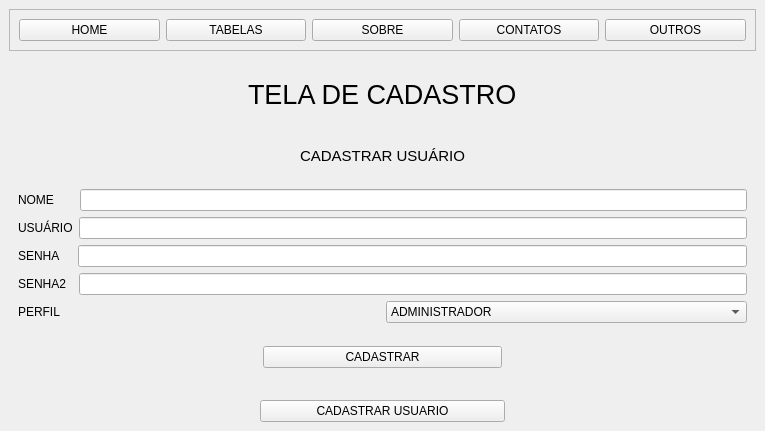
First picture: the form in progeto_real.ui, repository francisconeponuceno/pythonProject_real, before the edit.
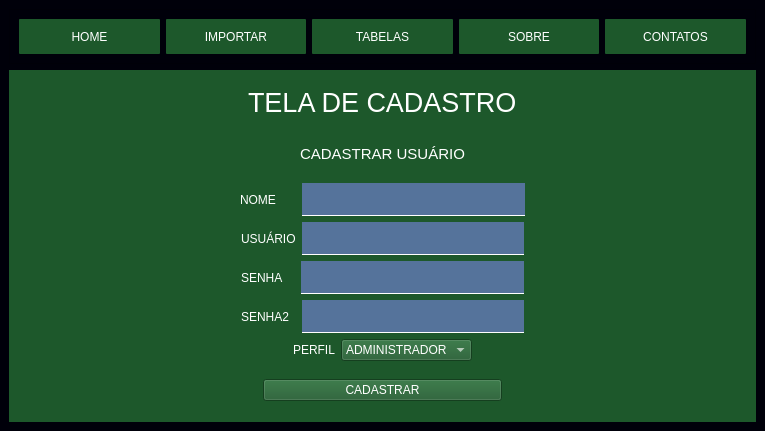
Second picture: the form after the edit. The open tabs and pages were chosen to show the change.

The edit to the form file:
```diff
--- a/progeto_real.ui
+++ b/progeto_real.ui
@@ -13,6 +13,9 @@
   <property name="windowTitle">
    <string>MainWindow</string>
   </property>
+  <property name="styleSheet">
+   <string notr="true">background-color: rgb(0, 0, 10);</string>
+  </property>
   <widget class="QWidget" name="centralwidget">
    <layout class="QVBoxLayout" name="verticalLayout_2">
     <item>
@@ -26,13 +29,86 @@
       <layout class="QHBoxLayout" name="horizontalLayout">
        <item>
         <widget class="QPushButton" name="btn_home">
+         <property name="minimumSize">
+          <size>
+           <width>0</width>
+           <height>35</height>
+          </size>
+         </property>
+         <property name="cursor">
+          <cursorShape>PointingHandCursor</cursorShape>
+         </property>
+         <property name="styleSheet">
+          <string notr="true">QPushButton{
+color:rgb(255,255,255);
+border-radius: 1px;
+background-color: rgb(29, 88, 43);
+font-size 16px;
+}
+
+QPushButton:hover{
+background-color: #fff;color: black
+
+}</string>
+         </property>
          <property name="text">
           <string>HOME</string>
          </property>
         </widget>
        </item>
+       <item>
+        <widget class="QPushButton" name="btn_pg_importar">
+         <property name="minimumSize">
+          <size>
+           <width>0</width>
+           <height>35</height>
+          </size>
+         </property>
+         <property name="cursor">
+          <cursorShape>PointingHandCursor</cursorShape>
+         </property>
+         <property name="styleSheet">
+          <string notr="true">QPushButton{
+color:rgb(255,255,255);
+border-radius: 1px;
+background-color: rgb(29, 88, 43);
+font-size 16px;
+}
+
+QPushButton:hover{
+background-color: #fff;color: black
+
+}</string>
+         </property>
+         <property name="text">
+          <string>IMPORTAR</string>
+         </property>
+        </widget>
+       </item>
        <item>
         <widget class="QPushButton" name="btn_tabelas">
+         <property name="minimumSize">
+          <size>
+           <width>0</width>
+           <height>35</height>
+          </size>
+         </property>
+         <property name="cursor">
+          <cursorShape>PointingHandCursor</cursorShape>
+         </property>
+         <property name="styleSheet">
+          <string notr="true">QPushButton{
+color:rgb(255,255,255);
+border-radius: 1px;
+background-color: rgb(29, 88, 43);
+font-size 16px;
+}
+
+QPushButton:hover{
+background-color: #fff;color: black
+
+}</string>
+         </property>
          <property name="text">
           <string>TABELAS</string>
          </property>
@@ -40,6 +116,28 @@
        </item>
        <item>
         <widget class="QPushButton" name="btn_sobre">
+         <property name="minimumSize">
+          <size>
+           <width>0</width>
+           <height>35</height>
+          </size>
+         </property>
+         <property name="cursor">
+          <cursorShape>PointingHandCursor</cursorShape>
+         </property>
+         <property name="styleSheet">
+          <string notr="true">QPushButton{
+color:rgb(255,255,255);
+border-radius: 1px;
+background-color: rgb(29, 88, 43);
+font-size 16px;
+}
+
+QPushButton:hover{
+background-color: #fff;color: black
+
+}</string>
+         </property>
          <property name="text">
           <string>SOBRE</string>
          </property>
@@ -47,25 +145,43 @@
        </item>
        <item>
         <widget class="QPushButton" name="btn_contatos">
+         <property name="minimumSize">
+          <size>
+           <width>0</width>
+           <height>35</height>
+          </size>
+         </property>
+         <property name="cursor">
+          <cursorShape>PointingHandCursor</cursorShape>
+         </property>
+         <property name="styleSheet">
+          <string notr="true">QPushButton{
+color:rgb(255,255,255);
+border-radius: 1px;
+background-color: rgb(29, 88, 43);
+font-size 16px;
+}
+
+QPushButton:hover{
+background-color: #fff;color: black
+
+}</string>
+         </property>
          <property name="text">
           <string>CONTATOS</string>
          </property>
         </widget>
        </item>
-       <item>
-        <widget class="QPushButton" name="btn_outros">
-         <property name="text">
-          <string>OUTROS</string>
-         </property>
-        </widget>
-       </item>
       </layout>
      </widget>
     </item>
     <item>
      <widget class="QStackedWidget" name="pg_mestre">
+      <property name="styleSheet">
+       <string notr="true">background-color: rgb(29, 88, 43);</string>
+      </property>
       <property name="currentIndex">
-       <number>3</number>
+       <number>4</number>
       </property>
       <widget class="QWidget" name="pg_tabelas">
        <layout class="QVBoxLayout" name="verticalLayout_8">
@@ -86,6 +202,9 @@
               </item>
               <item>
                <widget class="QPushButton" name="btn_abrir">
+                <property name="styleSheet">
+                 <string notr="true">color: rgb(255, 255, 255);</string>
+                </property>
                 <property name="text">
                  <string>ABRIR</string>
                 </property>
@@ -101,6 +220,9 @@
                  <layout class="QVBoxLayout" name="verticalLayout_5">
                   <item>
                    <widget class="QLabel" name="label_3">
+                    <property name="styleSheet">
+                     <string notr="true">color: rgb(255, 255, 255);</string>
+                    </property>
                     <property name="text">
                      <string>ESTOQUE</string>
                     </property>
@@ -181,6 +303,9 @@
                  <layout class="QVBoxLayout" name="verticalLayout_4">
                   <item>
                    <widget class="QLabel" name="label_2">
+                    <property name="styleSheet">
+                     <string notr="true">color: rgb(255, 255, 255);</string>
+                    </property>
                     <property name="text">
                      <string>SAÍDA</string>
                     </property>
@@ -230,6 +355,9 @@
                 <layout class="QVBoxLayout" name="verticalLayout_3">
                  <item>
                   <widget class="QPushButton" name="btn_importar">
+                   <property name="styleSheet">
+                    <string notr="true">color: rgb(255, 255, 255);</string>
+                   </property>
                    <property name="text">
                     <string>IMPORTAR</string>
                    </property>
@@ -237,6 +365,9 @@
                  </item>
                  <item>
                   <widget class="QPushButton" name="pushButton_7">
+                   <property name="styleSheet">
+                    <string notr="true">color: rgb(255, 255, 255);</string>
+                   </property>
                    <property name="text">
                     <string>GERAR SAÍDA</string>
                    </property>
@@ -244,6 +375,9 @@
                  </item>
                  <item>
                   <widget class="QPushButton" name="btn_estorno">
+                   <property name="styleSheet">
+                    <string notr="true">color: rgb(255, 255, 255);</string>
+                   </property>
                    <property name="text">
                     <string>ESTORNO</string>
                    </property>
@@ -293,6 +427,9 @@
           <pointsize>20</pointsize>
          </font>
         </property>
+        <property name="styleSheet">
+         <string notr="true">color: rgb(255, 255, 255);</string>
+        </property>
         <property name="text">
          <string>SOBRE</string>
         </property>
@@ -313,11 +450,15 @@
           <pointsize>20</pointsize>
          </font>
         </property>
+        <property name="styleSheet">
+         <string notr="true">color: rgb(255, 255, 255);</string>
+        </property>
         <property name="text">
          <string>CONTATOS</string>
         </property>
        </widget>
       </widget>
+      <widget class="QWidget" name="pg_import"/>
       <widget class="QWidget" name="pg_home">
        <layout class="QVBoxLayout" name="verticalLayout">
         <item>
@@ -330,6 +471,16 @@
           </property>
          </widget>
         </item>
+        <item>
+         <widget class="QPushButton" name="btn02_cad_usuario">
+          <property name="styleSheet">
+           <string notr="true">color: rgb(255, 255, 255);</string>
+          </property>
+          <property name="text">
+           <string>CADASTRAR USUARIO</string>
+          </property>
+         </widget>
+        </item>
        </layout>
       </widget>
       <widget class="QWidget" name="pg_usuario">
@@ -341,6 +492,9 @@
             <pointsize>20</pointsize>
            </font>
           </property>
+          <property name="styleSheet">
+           <string notr="true">color: rgb(255, 255, 255);</string>
+          </property>
           <property name="text">
            <string>TELA DE CADASTRO</string>
           </property>
@@ -353,6 +507,9 @@
             <pointsize>11</pointsize>
            </font>
           </property>
+          <property name="styleSheet">
+           <string notr="true">color: rgb(255, 255, 255);</string>
+          </property>
           <property name="text">
            <string>CADASTRAR USUÁRIO</string>
           </property>
@@ -360,64 +517,232 @@
         </item>
         <item>
          <layout class="QHBoxLayout" name="horizontalLayout_10">
+          <item>
+           <spacer name="horizontalSpacer">
+            <property name="orientation">
+             <enum>Qt::Horizontal</enum>
+            </property>
+            <property name="sizeHint" stdset="0">
+             <size>
+              <width>40</width>
+              <height>20</height>
+             </size>
+            </property>
+           </spacer>
+          </item>
           <item alignment="Qt::AlignLeft">
            <widget class="QLabel" name="label_8">
+            <property name="styleSheet">
+             <string notr="true">color: rgb(255, 255, 255);</string>
+            </property>
             <property name="text">
              <string>NOME      </string>
             </property>
            </widget>
           </item>
           <item>
-           <widget class="QLineEdit" name="txt02_nome"/>
+           <widget class="QLineEdit" name="txt02_nome">
+            <property name="styleSheet">
+             <string notr="true">color:rgba(211,239,251,1);
+border-bottom: 1px solid white;
+border-radius: None;
+background-color: rgba(85,115,155,0,1);
+font-family: Trebuchet MS;
+font-size: 21px;</string>
+            </property>
+           </widget>
+          </item>
+          <item>
+           <spacer name="horizontalSpacer_2">
+            <property name="orientation">
+             <enum>Qt::Horizontal</enum>
+            </property>
+            <property name="sizeHint" stdset="0">
+             <size>
+              <width>40</width>
+              <height>20</height>
+             </size>
+            </property>
+           </spacer>
           </item>
          </layout>
         </item>
         <item>
          <layout class="QHBoxLayout" name="horizontalLayout_9">
+          <item>
+           <spacer name="horizontalSpacer_3">
+            <property name="orientation">
+             <enum>Qt::Horizontal</enum>
+            </property>
+            <property name="sizeHint" stdset="0">
+             <size>
+              <width>40</width>
+              <height>20</height>
+             </size>
+            </property>
+           </spacer>
+          </item>
           <item alignment="Qt::AlignLeft">
            <widget class="QLabel" name="label_9">
+            <property name="styleSheet">
+             <string notr="true">color: rgb(255, 255, 255);</string>
+            </property>
             <property name="text">
              <string>USUÁRIO</string>
             </property>
            </widget>
           </item>
           <item>
-           <widget class="QLineEdit" name="txt02_usuario"/>
+           <widget class="QLineEdit" name="txt02_usuario">
+            <property name="styleSheet">
+             <string notr="true">color:rgba(211,239,251,1);
+border-bottom: 1px solid white;
+border-radius: None;
+background-color: rgba(85,115,155,0,1);
+font-family: Trebuchet MS;
+font-size: 21px;</string>
+            </property>
+           </widget>
+          </item>
+          <item>
+           <spacer name="horizontalSpacer_4">
+            <property name="orientation">
+             <enum>Qt::Horizontal</enum>
+            </property>
+            <property name="sizeHint" stdset="0">
+             <size>
+              <width>40</width>
+              <height>20</height>
+             </size>
+            </property>
+           </spacer>
           </item>
          </layout>
         </item>
         <item>
          <layout class="QHBoxLayout" name="horizontalLayout_8">
+          <item>
+           <spacer name="horizontalSpacer_5">
+            <property name="orientation">
+             <enum>Qt::Horizontal</enum>
+            </property>
+            <property name="sizeHint" stdset="0">
+             <size>
+              <width>40</width>
+              <height>20</height>
+             </size>
+            </property>
+           </spacer>
+          </item>
           <item alignment="Qt::AlignLeft">
            <widget class="QLabel" name="label_10">
+            <property name="styleSheet">
+             <string notr="true">color: rgb(255, 255, 255);</string>
+            </property>
             <property name="text">
              <string>SENHA    </string>
             </property>
            </widget>
           </item>
           <item>
-           <widget class="QLineEdit" name="txt02_senha"/>
+           <widget class="QLineEdit" name="txt02_senha">
+            <property name="styleSheet">
+             <string notr="true">color:rgba(211,239,251,1);
+border-bottom: 1px solid white;
+border-radius: None;
+background-color: rgba(85,115,155,0,1);
+font-family: Trebuchet MS;
+font-size: 21px;</string>
+            </property>
+           </widget>
+          </item>
+          <item>
+           <spacer name="horizontalSpacer_6">
+            <property name="orientation">
+             <enum>Qt::Horizontal</enum>
+            </property>
+            <property name="sizeHint" stdset="0">
+             <size>
+              <width>40</width>
+              <height>20</height>
+             </size>
+            </property>
+           </spacer>
           </item>
          </layout>
         </item>
         <item>
          <layout class="QHBoxLayout" name="horizontalLayout_7">
+          <item>
+           <spacer name="horizontalSpacer_7">
+            <property name="orientation">
+             <enum>Qt::Horizontal</enum>
+            </property>
+            <property name="sizeHint" stdset="0">
+             <size>
+              <width>40</width>
+              <height>20</height>
+             </size>
+            </property>
+           </spacer>
+          </item>
           <item alignment="Qt::AlignLeft">
            <widget class="QLabel" name="label_11">
+            <property name="styleSheet">
+             <string notr="true">color: rgb(255, 255, 255);</string>
+            </property>
             <property name="text">
              <string>SENHA2  </string>
             </property>
            </widget>
           </item>
           <item>
-           <widget class="QLineEdit" name="txt02_senha2"/>
+           <widget class="QLineEdit" name="txt02_senha2">
+            <property name="styleSheet">
+             <string notr="true">color:rgba(211,239,251,1);
+border-bottom: 1px solid white;
+border-radius: None;
+background-color: rgba(85,115,155,0,1);
+font-family: Trebuchet MS;
+font-size: 21px;</string>
+            </property>
+           </widget>
+          </item>
+          <item>
+           <spacer name="horizontalSpacer_8">
+            <property name="orientation">
+             <enum>Qt::Horizontal</enum>
+            </property>
+            <property name="sizeHint" stdset="0">
+             <size>
+              <width>40</width>
+              <height>20</height>
+             </size>
+            </property>
+           </spacer>
           </item>
          </layout>
         </item>
         <item>
          <layout class="QHBoxLayout" name="horizontalLayout_6">
+          <item>
+           <spacer name="horizontalSpacer_9">
+            <property name="orientation">
+             <enum>Qt::Horizontal</enum>
+            </property>
+            <property name="sizeHint" stdset="0">
+             <size>
+              <width>40</width>
+              <height>20</height>
+             </size>
+            </property>
+           </spacer>
+          </item>
           <item>
            <widget class="QLabel" name="label_12">
+            <property name="styleSheet">
+             <string notr="true">color: rgb(255, 255, 255);</string>
+            </property>
             <property name="text">
              <string>PERFIL</string>
             </property>
@@ -425,6 +750,9 @@
           </item>
           <item>
            <widget class="QComboBox" name="cb02_perfil">
+            <property name="styleSheet">
+             <string notr="true">color: rgb(255, 255, 255);</string>
+            </property>
             <item>
              <property name="text">
               <string>ADMINISTRADOR</string>
@@ -437,6 +765,19 @@
             </item>
            </widget>
           </item>
+          <item>
+           <spacer name="horizontalSpacer_10">
+            <property name="orientation">
+             <enum>Qt::Horizontal</enum>
+            </property>
+            <property name="sizeHint" stdset="0">
+             <size>
+              <width>40</width>
+              <height>20</height>
+             </size>
+            </property>
+           </spacer>
+          </item>
          </layout>
         </item>
         <item>
@@ -450,6 +791,9 @@
           </item>
           <item>
            <widget class="QPushButton" name="btn02_cadastrar">
+            <property name="styleSheet">
+             <string notr="true">color: rgb(255, 255, 255);</string>
+            </property>
             <property name="text">
              <string>CADASTRAR</string>
             </property>
@@ -468,31 +812,6 @@
       </widget>
      </widget>
     </item>
-    <item>
-     <layout class="QHBoxLayout" name="horizontalLayout_4">
-      <item>
-       <widget class="QLabel" name="label_4">
-        <property name="text">
-         <string/>
-        </property>
-       </widget>
-      </item>
-      <item>
-       <widget class="QPushButton" name="btn02_cad_usuario">
-        <property name="text">
-         <string>CADASTRAR USUARIO</string>
-        </property>
-       </widget>
-      </item>
-      <item>
-       <widget class="QLabel" name="label_5">
-        <property name="text">
-         <string/>
-        </property>
-       </widget>
-      </item>
-     </layout>
-    </item>
    </layout>
   </widget>
  </widget>
```
